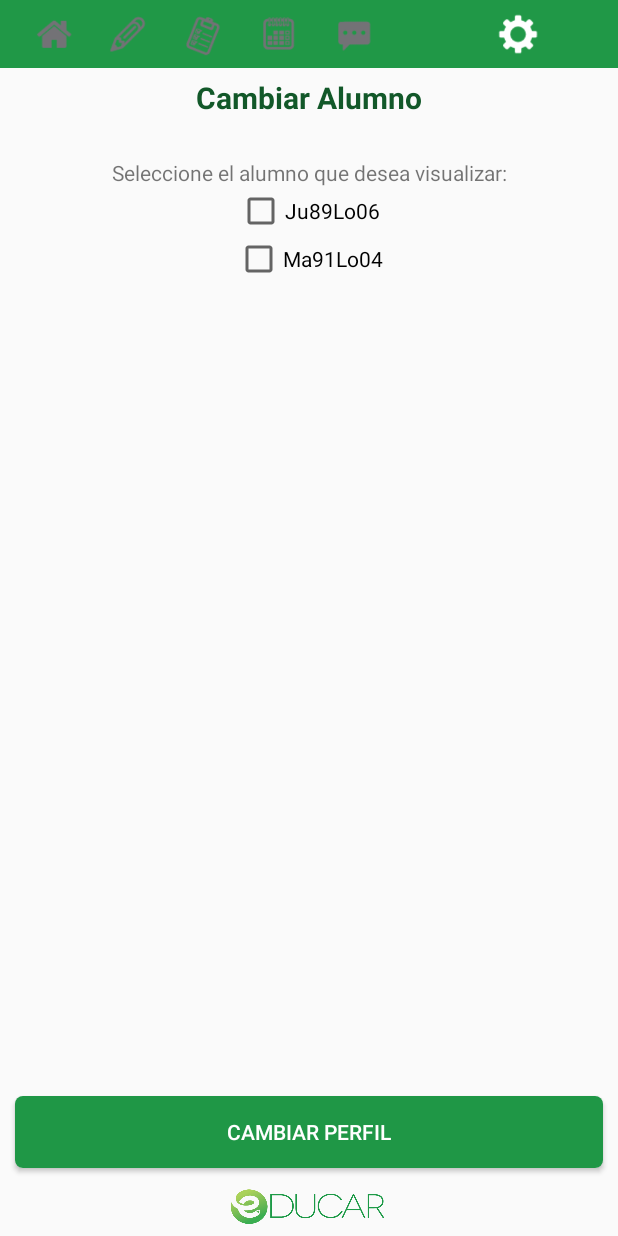
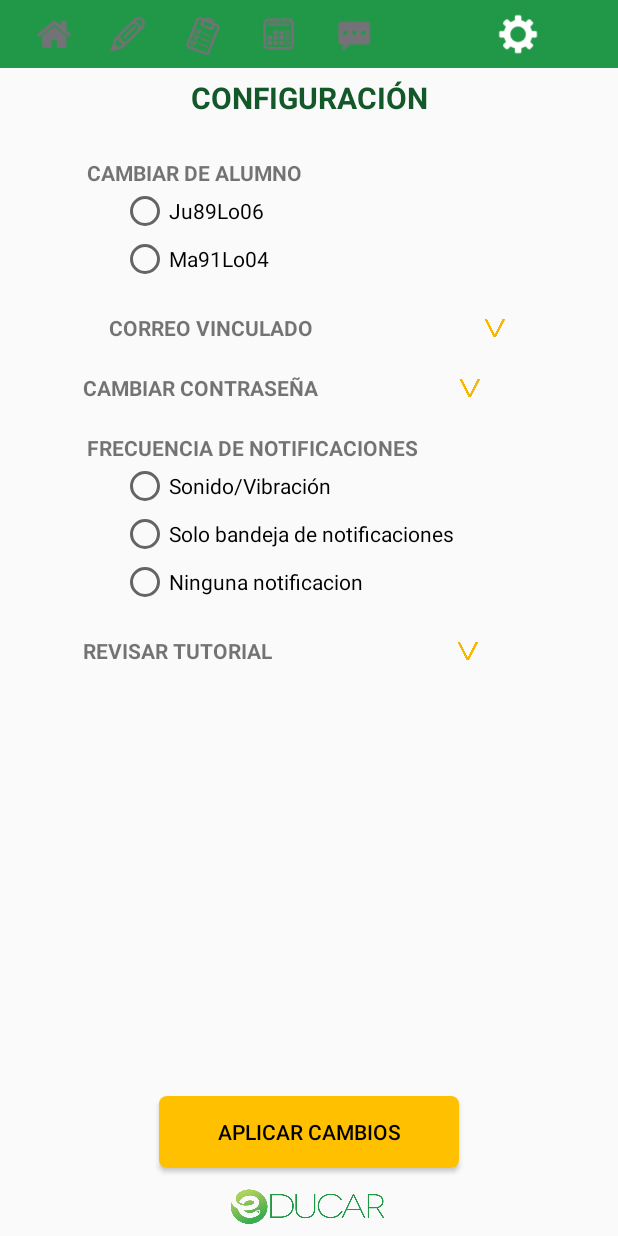
Before and after one commit to tohemu/educar, an Android app: the CambioUserActivity screen opened directly, with no data from a screen before it, on a phone screen of 412 x 824 dp. Run offline under Robolectric (Android 15) with nearby library versions, the phone set to English and light mode, and no system bars.

Commit message:
Cambios estilos

```diff
--- a/app/src/main/res/layout/activity_cambio_user.xml
+++ b/app/src/main/res/layout/activity_cambio_user.xml
@@ -14,38 +14,33 @@
             android:layout_width="30sp"
             android:layout_height="30sp"
             android:background="@drawable/menu_home"
-            android:layout_marginRight="20dp"
-            android:onClick="MostrarHome"/>
+            android:layout_marginRight="20dp"/>
         <LinearLayout
             android:id="@+id/evtareasmenu"
             android:layout_width="30sp"
             android:layout_height="30sp"
-            android:background="@mipmap/lapizmenuhover"
-            android:layout_marginRight="20dp"
-            android:onClick="MostrarTareas"/>
+            android:background="@drawable/menu_tareas"
+            android:layout_marginRight="20dp"/>
         <LinearLayout
             android:id="@+id/evinformemenu"
             android:layout_width="30sp"
             android:layout_height="30sp"
             android:background="@drawable/menu_informe"
-            android:layout_marginRight="20dp"
-            android:onClick="MostrarInforme"/>
+            android:layout_marginRight="20dp"/>
         <LinearLayout
             android:id="@+id/evcalendariomenu"
             android:layout_width="30sp"
             android:layout_height="30sp"
             android:background="@drawable/menu_calendario"
-            android:layout_marginRight="20dp"
-            android:onClick="MostrarCalendario"/>
+            android:layout_marginRight="20dp"/>
         <LinearLayout
             android:id="@+id/evmensajeriamenu"
             android:layout_width="30sp"
             android:layout_height="30sp"
             android:background="@mipmap/mensajeriamenuhover"
-            android:layout_marginRight="80dp"
-            android:onClick="MostrarMensajeria"/>
+            android:layout_marginRight="80dp"/>
         <LinearLayout
-            android:id="@+id/evconfigmenu"
+            android:id="@+id/evmensajeriamenu"
             android:layout_width="30sp"
             android:layout_height="30sp"
             android:background="@mipmap/configicon"
@@ -55,18 +50,13 @@
     <TextView
         android:layout_width="fill_parent"
         android:layout_height="40dp"
-        android:text="Cambiar Alumno"
+        android:text="CONFIGURACIÓN"
         android:textStyle="bold"
         android:textSize="20dp"
         android:gravity="center"
         android:textColor="#125829"/>
-    <TextView
-        android:layout_width="fill_parent"
-        android:layout_height="wrap_content"
-        android:text="Seleccione el alumno que desea visualizar:"
-        android:textAlignment="center"
-        android:layout_marginTop="20dp"/>
-    <LinearLayout
+
+    <ScrollView
         android:layout_width="fill_parent"
         android:layout_height="0dp"
         android:layout_weight="1">
@@ -75,28 +65,168 @@
             android:layout_height="wrap_content"
             android:gravity="center"
             android:orientation="vertical">
+            <TextView
+                android:layout_width="fill_parent"
+                android:layout_height="wrap_content"
+                android:text="CAMBIAR DE ALUMNO"
+                android:textStyle="bold"
+                android:paddingLeft="58dp"
+                android:layout_marginTop="20dp"/>
 
-            <CheckBox
-                android:layout_width="wrap_content"
+            <RadioButton
+                android:layout_width="250dp"
                 android:layout_height="wrap_content"
                 android:text="Ju89Lo06"/>
-            <CheckBox
-                android:layout_width="wrap_content"
+            <RadioButton
+                android:layout_width="250dp"
                 android:layout_height="wrap_content"
                 android:text="Ma91Lo04"/>
+            <LinearLayout
+                android:layout_width="fill_parent"
+                android:layout_height="wrap_content"
+                android:gravity="center"
+                android:layout_marginTop="20dp">
+
+                <TextView
+                    android:layout_width="wrap_content"
+                    android:layout_height="wrap_content"
+                    android:text="CORREO VINCULADO"
+                    android:textStyle="bold" />
+                <ImageView
+                    android:layout_width="20dp"
+                    android:layout_height="20dp"
+                    android:background="@mipmap/arrowdown"
+                    android:layout_marginLeft="110dp"/>
+
+            </LinearLayout>
+
+
+            <LinearLayout
+                android:layout_width="fill_parent"
+                android:layout_height="wrap_content"
+                android:orientation="vertical"
+                android:gravity="center"
+                android:visibility="gone">
+                <EditText
+                    android:layout_width="250dp"
+                    android:layout_height="wrap_content"
+                    android:hint="Nuevo correo electrónico"
+                    android:layout_marginBottom="5dp"/>
+
+                <EditText
+                    android:layout_width="250dp"
+                    android:layout_height="wrap_content"
+                    android:hint="Confirmar correo electrónico"/>
+                <EditText
+                    android:layout_width="250dp"
+                    android:layout_height="wrap_content"
+                    android:hint="Ingresa tu contraseña"
+                    android:inputType="textPassword"
+                    android:layout_marginBottom="5dp"/>
+
+
+            </LinearLayout>
+
+
+            <LinearLayout
+                android:layout_width="fill_parent"
+                android:layout_height="wrap_content"
+                android:paddingLeft="55dp"
+                android:layout_marginTop="20dp">
+
+                <TextView
+                    android:layout_width="wrap_content"
+                    android:layout_height="wrap_content"
+                    android:text="CAMBIAR CONTRASEÑA"
+                    android:textStyle="bold" />
+                <ImageView
+                    android:layout_width="20dp"
+                    android:layout_height="20dp"
+                    android:background="@mipmap/arrowdown"
+                    android:layout_marginLeft="90dp"/>
+
+            </LinearLayout>
+            <LinearLayout
+                android:layout_width="fill_parent"
+                android:layout_height="wrap_content"
+                android:orientation="vertical"
+                android:gravity="center"
+                android:visibility="gone">
+
+                <EditText
+                    android:layout_width="250dp"
+                    android:layout_height="wrap_content"
+                    android:hint="Contraseña anterior"
+                    android:inputType="textPassword"
+                    android:layout_marginBottom="5dp"/>
+                <EditText
+                    android:layout_width="250dp"
+                    android:layout_height="wrap_content"
+                    android:hint="Nueva contraseña"
+                    android:inputType="textPassword"
+                    android:layout_marginBottom="5dp"/>
+
+                <EditText
+                    android:layout_width="250dp"
+                    android:layout_height="wrap_content"
+                    android:inputType="textPassword"
+                    android:hint="Confirmar contraseña"/>
+
+
+            </LinearLayout>
+
+            <TextView
+                android:layout_width="fill_parent"
+                android:layout_height="wrap_content"
+                android:text="FRECUENCIA DE NOTIFICACIONES"
+                android:textStyle="bold"
+                android:paddingLeft="58dp"
+                android:layout_marginTop="20dp"/>
+            <RadioButton
+                android:layout_width="250dp"
+                android:layout_height="wrap_content"
+                android:text="Sonido/Vibración"/>
+            <RadioButton
+                android:layout_width="250dp"
+                android:layout_height="wrap_content"
+                android:text="Solo bandeja de notificaciones"/>
+            <RadioButton
+                android:layout_width="250dp"
+                android:layout_height="wrap_content"
+                android:text="Ninguna notificacion"/>
+            <LinearLayout
+                android:layout_width="fill_parent"
+                android:layout_height="wrap_content"
+                android:paddingLeft="55dp"
+                android:layout_marginTop="20dp">
+
+                <TextView
+                    android:layout_width="wrap_content"
+                    android:layout_height="wrap_content"
+                    android:text="REVISAR TUTORIAL"
+                    android:textStyle="bold" />
+                <ImageView
+                    android:layout_width="20dp"
+                    android:layout_height="20dp"
+                    android:background="@mipmap/arrowdown"
+                    android:layout_marginLeft="120dp"/>
+
+            </LinearLayout>
 
         </LinearLayout>
 
 
 
 
-    </LinearLayout>
+
+    </ScrollView>
     <Button
-        android:layout_width="fill_parent"
+        android:layout_width="200dp"
         android:layout_height="wrap_content"
-        android:text="CAMBIAR PERFIL"
-        android:background="@drawable/boton_redondo_verde"
-        android:textColor="#fff"
+        android:text="APLICAR CAMBIOS"
+        android:background="@drawable/boton_redondo_amarillo"
+        android:textColor="#000"
+        android:layout_gravity="center"
         android:layout_marginLeft="10dp"
         android:layout_marginRight="10dp"
         android:layout_marginBottom="10dp"
```
Also changed, not shown: app/src/main/res/layout/activity_home.xml (+18 -22 lines), app/src/main/res/layout/activity_in_box.xml (deleted, +0 -122 lines), app/src/main/res/layout/activity_tareas.xml (deleted, +0 -113 lines), app/src/main/res/layout/activity_tareas2.xml (deleted, +0 -20 lines), app/src/main/res/layout/activity_test.xml (deleted, +0 -248 lines), app/src/main/res/values/styles.xml (+7 -0 lines).
